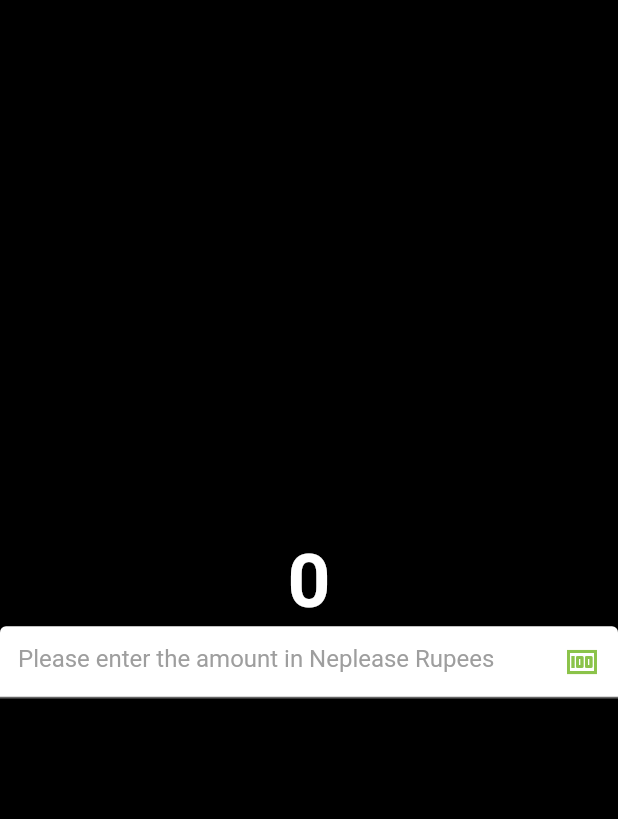
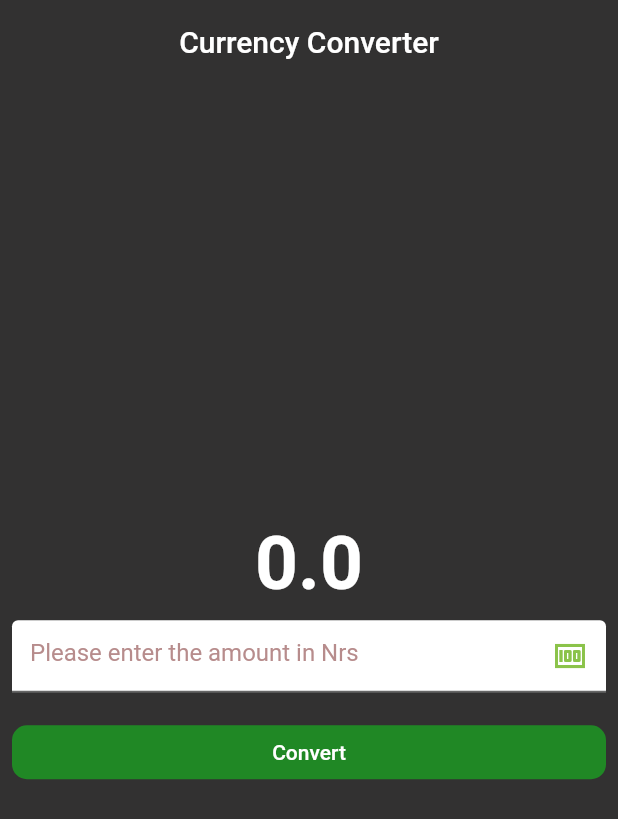
Before and after one commit to Shashanka10/currency_converter, a Flutter app: the screen it shows after launch, on a phone screen of 412 x 824 dp. Shown: the top 819 px of the screen. Run offline on Flutter 3.47's test engine with Material 2 defaults, Android fonts, the phone set to English and light mode, and no system bars.

Commit message:
currency can be convertable (use of statefulWidget)

```diff
--- a/lib/main.dart
+++ b/lib/main.dart
@@ -21,7 +21,7 @@ class MyApp extends StatelessWidget {
   @override
   Widget build(BuildContext context) {
     return const MaterialApp(
-      home: CurrencyConverter(),
+      home: CurrencyConvo(),
     );
   }
 }
--- a/lib/pages/currency_converter_material_page.dart
+++ b/lib/pages/currency_converter_material_page.dart
@@ -1,33 +1,80 @@
 import 'package:flutter/material.dart';
 
-class CurrencyConverter extends StatelessWidget {
-  const CurrencyConverter({super.key});
+class CurrencyConvo extends StatefulWidget {
+  const CurrencyConvo({super.key});
+  @override
+  State<CurrencyConvo> createState() => _CurrencyConvoState();
+}
+
+class _CurrencyConvoState extends State<CurrencyConvo> {
+  double result = 0;
+  final TextEditingController textEditingController = TextEditingController();
+
   @override
   Widget build(BuildContext context) {
-    return const Scaffold(
-        backgroundColor: Colors.black,
+    print('rebuilt');
+    const border = OutlineInputBorder(
+      borderSide:
+          BorderSide(color: Colors.green, width: 1.5, style: BorderStyle.solid),
+      borderRadius: BorderRadius.all(Radius.circular(15)),
+    );
+
+    return Scaffold(
+        backgroundColor: const Color.fromARGB(255, 50, 49, 49),
+        appBar: AppBar(
+          backgroundColor: const Color.fromARGB(255, 50, 49, 49),
+          elevation: 0,
+          title: const Text("Currency Converter"),
+          centerTitle: true,
+        ),
         body: Center(
             child: Column(
           mainAxisAlignment: MainAxisAlignment.center,
           children: [
             Text(
-              "0",
-              style: TextStyle(
+              result.toString(),
+              style: const TextStyle(
                   fontWeight: FontWeight.bold,
                   fontSize: 50,
                   color: Colors.white),
             ),
-            TextField(
-              style: TextStyle(
-                color: Colors.white,
-              ),
-              decoration: InputDecoration(
-                  hintText: "Please enter the amount in Neplease Rupees",
-                  hintStyle: TextStyle(color: Colors.grey),
+            Padding(
+              padding: const EdgeInsets.all(8.0),
+              child: TextField(
+                controller: textEditingController,
+                keyboardType: const TextInputType.numberWithOptions(),
+                style: const TextStyle(
+                  color: Colors.black,
+                ),
+                decoration: const InputDecoration(
+                  hintText: "Please enter the amount in Nrs",
+                  hintStyle:
+                      TextStyle(color: Color.fromARGB(255, 183, 140, 140)),
                   suffixIcon: Icon(Icons.money),
                   suffixIconColor: Colors.lightGreen,
                   filled: true,
-                  fillColor: Colors.white),
+                  fillColor: Colors.white,
+                  focusedBorder: border,
+                ),
+              ),
+            ),
+            Padding(
+              padding: const EdgeInsets.all(8.0),
+              child: TextButton(
+                onPressed: () {
+                  setState(() {
+                    result = double.parse(textEditingController.text) / 120;
+                  });
+                },
+                style: TextButton.styleFrom(
+                    backgroundColor: const Color.fromARGB(255, 32, 136, 37),
+                    foregroundColor: const Color.fromARGB(255, 255, 255, 255),
+                    fixedSize: const Size(398, 30),
+                    shape: RoundedRectangleBorder(
+                      borderRadius: BorderRadius.circular(10),
+                    )),
+                child: const Text("Convert"),
+              ),
             ),
           ],
         )));
```
